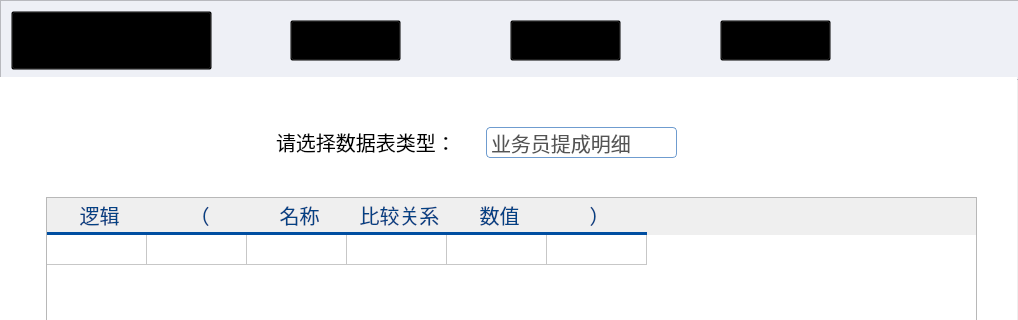
Above: manage_widget.ui from Excel-Plugin/CommissionERP before the change; both pictures show x 0 to 1018 and y 0 to 320 of the 1018 by 690 pixel window. Below: the same form after it.
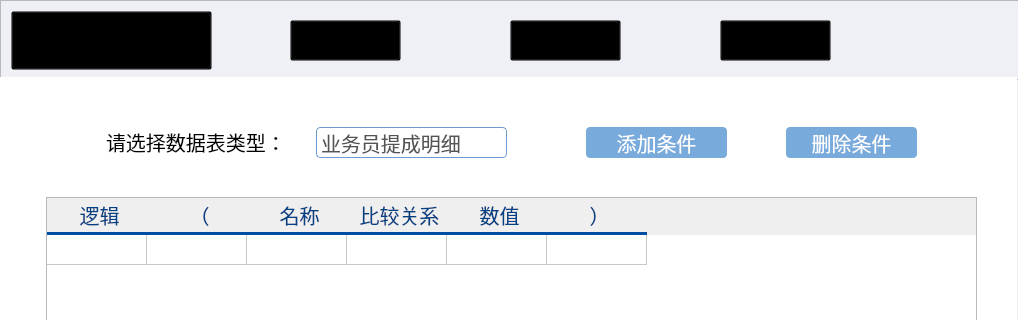
That is the form after the change. Icons and pictures are not drawn.

Commit message: 添加了"添加条件"和"删除条件"的按钮，添加了真实数据下的saler表

```diff
--- a/manage_widget.ui
+++ b/manage_widget.ui
@@ -903,7 +903,7 @@
     <widget class="QLabel" name="label_10">
      <property name="geometry">
       <rect>
-       <x>280</x>
+       <x>110</x>
        <y>39</y>
        <width>181</width>
        <height>51</height>
@@ -916,7 +916,7 @@
     <widget class="QComboBox" name="tableTypeComboBox">
      <property name="geometry">
       <rect>
-       <x>490</x>
+       <x>320</x>
        <y>50</y>
        <width>191</width>
        <height>31</height>
@@ -1008,6 +1008,32 @@
       </property>
      </item>
     </widget>
+    <widget class="QPushButton" name="addConditionPushButton">
+     <property name="geometry">
+      <rect>
+       <x>590</x>
+       <y>50</y>
+       <width>141</width>
+       <height>31</height>
+      </rect>
+     </property>
+     <property name="text">
+      <string>添加条件</string>
+     </property>
+    </widget>
+    <widget class="QPushButton" name="deleteConditionPushButton">
+     <property name="geometry">
+      <rect>
+       <x>790</x>
+       <y>50</y>
+       <width>131</width>
+       <height>31</height>
+      </rect>
+     </property>
+     <property name="text">
+      <string>删除条件</string>
+     </property>
+    </widget>
    </widget>
   </widget>
   <widget class="QPushButton" name="logoLabelPushButton">
```
The commit also changes 7 other files.
